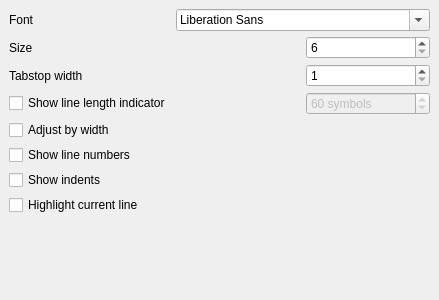
Qt form src/EditorSettingsPage.ui (Mezomish/juffed) before a commit.
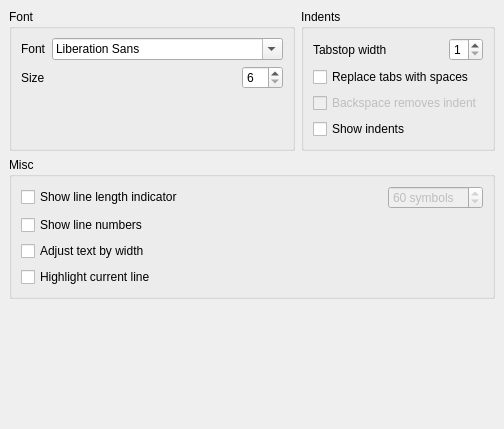
The same form after that commit.

Commit message: Settings dialog improvements

What changed in the file:
```diff
--- a/src/EditorSettingsPage.ui
+++ b/src/EditorSettingsPage.ui
@@ -5,8 +5,8 @@
    <rect>
     <x>0</x>
     <y>0</y>
-    <width>439</width>
-    <height>300</height>
+    <width>433</width>
+    <height>429</height>
    </rect>
   </property>
   <property name="windowTitle" >
@@ -17,38 +17,24 @@
     <number>9</number>
    </property>
    <property name="spacing" >
-    <number>5</number>
+    <number>6</number>
    </property>
-   <item row="2" column="2" >
-    <widget class="QSpinBox" name="tabStopWidthSpin" >
-     <property name="maximum" >
-      <number>8</number>
+   <item row="0" column="0" >
+    <widget class="QGroupBox" name="groupBox" >
+     <property name="title" >
+      <string>Font</string>
      </property>
-     <property name="minimum" >
-      <number>1</number>
-     </property>
-     <property name="value" >
-      <number>1</number>
-     </property>
-    </widget>
-   </item>
-   <item row="6" column="0" >
-    <widget class="QCheckBox" name="showIndentsChk" >
+     <layout class="QGridLayout" >
+      <property name="margin" >
+       <number>9</number>
+      </property>
+      <property name="spacing" >
+       <number>6</number>
+      </property>
+      <item row="0" column="0" >
+       <widget class="QLabel" name="label" >
      <property name="text" >
-      <string>Show indents</string>
-     </property>
-    </widget>
-   </item>
-   <item row="1" column="2" >
-    <widget class="QSpinBox" name="fontSizeSpin" >
-     <property name="maximum" >
-      <number>24</number>
-     </property>
-     <property name="minimum" >
-      <number>6</number>
-     </property>
-     <property name="value" >
-      <number>6</number>
+         <string>Font</string>
      </property>
     </widget>
    </item>
@@ -62,14 +48,167 @@
      </property>
     </widget>
    </item>
-   <item row="2" column="0" >
+      <item row="1" column="1" >
+       <spacer>
+        <property name="orientation" >
+         <enum>Qt::Horizontal</enum>
+        </property>
+        <property name="sizeHint" >
+         <size>
+          <width>40</width>
+          <height>20</height>
+         </size>
+        </property>
+       </spacer>
+      </item>
+      <item row="1" column="2" >
+       <widget class="QSpinBox" name="fontSizeSpin" >
+        <property name="maximum" >
+         <number>24</number>
+        </property>
+        <property name="minimum" >
+         <number>6</number>
+        </property>
+        <property name="value" >
+         <number>6</number>
+        </property>
+       </widget>
+      </item>
+      <item row="2" column="1" colspan="2" >
+       <spacer>
+        <property name="orientation" >
+         <enum>Qt::Vertical</enum>
+        </property>
+        <property name="sizeHint" >
+         <size>
+          <width>41</width>
+          <height>21</height>
+         </size>
+        </property>
+       </spacer>
+      </item>
+     </layout>
+    </widget>
+   </item>
+   <item row="0" column="1" >
+    <widget class="QGroupBox" name="groupBox_2" >
+     <property name="title" >
+      <string>Indents</string>
+     </property>
+     <layout class="QGridLayout" >
+      <property name="margin" >
+       <number>9</number>
+      </property>
+      <property name="spacing" >
+       <number>6</number>
+      </property>
+      <item row="0" column="0" >
     <widget class="QLabel" name="label_3" >
      <property name="text" >
       <string>Tabstop width</string>
      </property>
     </widget>
    </item>
-   <item row="3" column="2" >
+      <item row="0" column="1" >
+       <spacer>
+        <property name="orientation" >
+         <enum>Qt::Horizontal</enum>
+        </property>
+        <property name="sizeHint" >
+         <size>
+          <width>40</width>
+          <height>20</height>
+         </size>
+        </property>
+       </spacer>
+      </item>
+      <item row="0" column="2" >
+       <widget class="QSpinBox" name="tabStopWidthSpin" >
+        <property name="maximum" >
+         <number>8</number>
+        </property>
+        <property name="minimum" >
+         <number>1</number>
+        </property>
+        <property name="value" >
+         <number>1</number>
+        </property>
+       </widget>
+      </item>
+      <item row="1" column="0" colspan="3" >
+       <widget class="QCheckBox" name="replaceTabsChk" >
+        <property name="text" >
+         <string>Replace tabs with spaces</string>
+        </property>
+       </widget>
+      </item>
+      <item row="2" column="0" colspan="3" >
+       <widget class="QCheckBox" name="unindentChk" >
+        <property name="enabled" >
+         <bool>false</bool>
+        </property>
+        <property name="toolTip" >
+         <string>&lt;html>&lt;head>&lt;meta name="qrichtext" content="1" />&lt;style type="text/css">
+p, li { white-space: pre-wrap; }
+&lt;/style>&lt;/head>&lt;body style=" font-family:'MS Shell Dlg 2'; font-size:8.25pt; font-weight:400; font-style:normal;">
+&lt;p style=" margin-top:0px; margin-bottom:0px; margin-left:0px; margin-right:0px; -qt-block-indent:0; text-indent:0px;">If "Replace tabs with spaces" option is checked, the current option lets to remove the whole indent with backspace instead of removind single whitespace&lt;/p>&lt;/body>&lt;/html></string>
+        </property>
+        <property name="text" >
+         <string>Backspace removes indent</string>
+        </property>
+       </widget>
+      </item>
+      <item row="3" column="0" colspan="2" >
+       <widget class="QCheckBox" name="showIndentsChk" >
+        <property name="text" >
+         <string>Show indents</string>
+        </property>
+       </widget>
+      </item>
+     </layout>
+    </widget>
+   </item>
+   <item row="1" column="0" colspan="2" >
+    <widget class="QGroupBox" name="groupBox_3" >
+     <property name="title" >
+      <string>Misc</string>
+     </property>
+     <layout class="QGridLayout" >
+      <property name="margin" >
+       <number>9</number>
+      </property>
+      <property name="spacing" >
+       <number>6</number>
+      </property>
+      <item row="0" column="0" >
+       <layout class="QHBoxLayout" >
+        <property name="margin" >
+         <number>0</number>
+        </property>
+        <property name="spacing" >
+         <number>6</number>
+        </property>
+        <item>
+         <widget class="QCheckBox" name="showLineLengthChk" >
+          <property name="text" >
+           <string>Show line length indicator</string>
+          </property>
+         </widget>
+        </item>
+        <item>
+         <spacer>
+          <property name="orientation" >
+           <enum>Qt::Horizontal</enum>
+          </property>
+          <property name="sizeHint" >
+           <size>
+            <width>40</width>
+            <height>20</height>
+           </size>
+          </property>
+         </spacer>
+        </item>
+        <item>
     <widget class="QSpinBox" name="lineLengthSpin" >
      <property name="enabled" >
       <bool>false</bool>
@@ -88,48 +227,29 @@
      </property>
     </widget>
    </item>
-   <item row="4" column="0" colspan="2" >
-    <widget class="QCheckBox" name="widthAdjustChk" >
-     <property name="text" >
-      <string>Adjust by width</string>
-     </property>
-    </widget>
-   </item>
-   <item row="8" column="2" >
-    <spacer>
-     <property name="orientation" >
-      <enum>Qt::Vertical</enum>
-     </property>
-     <property name="sizeHint" >
-      <size>
-       <width>20</width>
-       <height>40</height>
-      </size>
-     </property>
-    </spacer>
-   </item>
-   <item row="5" column="0" >
+       </layout>
+      </item>
+      <item row="1" column="0" >
     <widget class="QCheckBox" name="showLineNumbersChk" >
      <property name="text" >
       <string>Show line numbers</string>
      </property>
     </widget>
    </item>
-   <item row="0" column="0" >
-    <widget class="QLabel" name="label" >
+      <item row="2" column="0" >
+       <widget class="QCheckBox" name="widthAdjustChk" >
+        <property name="toolTip" >
+         <string>&lt;html>&lt;head>&lt;meta name="qrichtext" content="1" />&lt;style type="text/css">
+p, li { white-space: pre-wrap; }
+&lt;/style>&lt;/head>&lt;body style=" font-family:'MS Shell Dlg 2'; font-size:8.25pt; font-weight:400; font-style:normal;">
+&lt;p style=" margin-top:0px; margin-bottom:0px; margin-left:0px; margin-right:0px; -qt-block-indent:0; text-indent:0px;">Sets the default view of newly created/opened docs&lt;/p>&lt;/body>&lt;/html></string>
+        </property>
      <property name="text" >
-      <string>Font</string>
+         <string>Adjust text by width</string>
      </property>
     </widget>
    </item>
    <item row="3" column="0" >
-    <widget class="QCheckBox" name="showLineLengthChk" >
-     <property name="text" >
-      <string>Show line length indicator</string>
-     </property>
-    </widget>
-   </item>
-   <item row="7" column="0" >
     <widget class="QCheckBox" name="hlCurLineChk" >
      <property name="text" >
       <string>Highlight current line</string>
@@ -138,6 +258,22 @@
    </item>
   </layout>
  </widget>
+   </item>
+   <item row="2" column="0" >
+    <spacer>
+     <property name="orientation" >
+      <enum>Qt::Vertical</enum>
+     </property>
+     <property name="sizeHint" >
+      <size>
+       <width>20</width>
+       <height>21</height>
+      </size>
+     </property>
+    </spacer>
+   </item>
+  </layout>
+ </widget>
  <resources/>
  <connections>
   <connection>
```
Left out of the diff: 22 changed lines with no effect on the pictures. Lines whose indentation alone changed are shown as unchanged. The commit also changes 1 other file.
